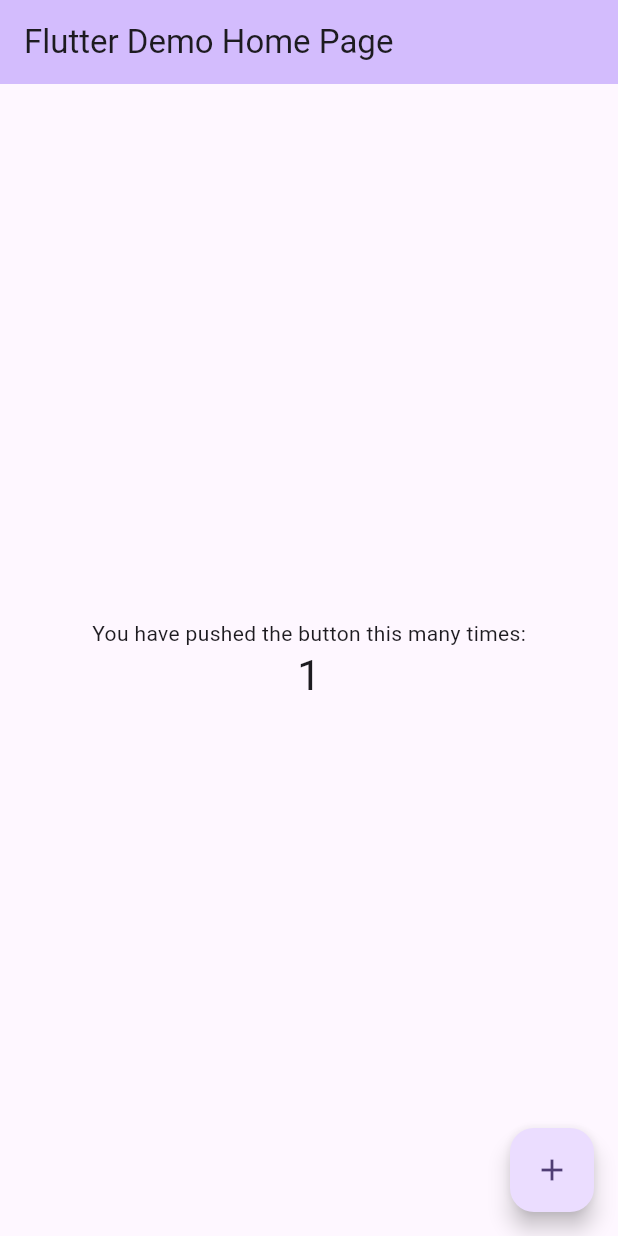
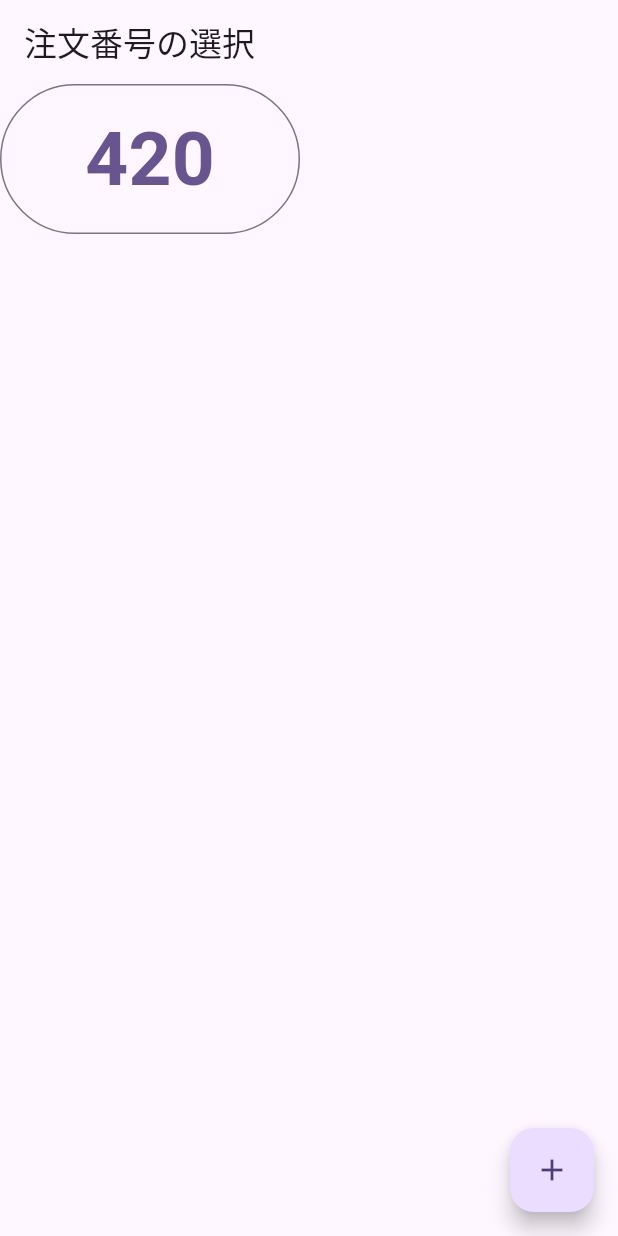
Before and after one commit to MukPan/cash_register_app, a Flutter app: the screen it shows after launch, after a tap on the "add" icon, on a phone screen of 412 x 824 dp. Run offline on Flutter 3.47's test engine with Material 2 defaults, Android fonts, the phone set to English and light mode, and no system bars; our stand-ins replace flutter_hooks, hooks_riverpod.

Commit message:
add: 注文番号の選択画面の追加

```diff
--- /dev/null
+++ b/lib/cash_register_page.dart
@@ -0,0 +1,20 @@
+import 'package:flutter/material.dart';
+
+class CashRegisterPage extends StatefulWidget {
+  const CashRegisterPage({Key? key}) : super(key: key);
+
+  @override
+  State<CashRegisterPage> createState() => _CashRegisterPageState();
+}
+
+class _CashRegisterPageState extends State<CashRegisterPage> {
+  @override
+  Widget build(BuildContext context) {
+    return Scaffold(
+        appBar: AppBar(
+          title: const Text("お会計"),
+        ),
+        body: Container()
+    );
+  }
+}
--- /dev/null
+++ b/lib/component/order_list_context.dart
@@ -0,0 +1,24 @@
+import 'package:flutter/material.dart';
+import 'package:hooks_riverpod/hooks_riverpod.dart';
+
+import '../main.dart';
+import 'order_num_btn.dart';
+
+///注文番号リストWidget
+class OrderListContext extends HookConsumerWidget {
+  const OrderListContext({Key? key}) : super(key: key);
+
+  @override
+  Widget build(BuildContext context, WidgetRef ref) {
+    //プロバイダーからリストを取り出す
+    List<int> orderNumList = ref.watch(orderNumListProvider);
+
+    return Wrap(
+      spacing: 50,
+      runSpacing: 50,
+      children: orderNumList
+          .map((orderNum) => OrderNumBtn(orderNum: orderNum))
+          .toList(growable: false),
+    );
+  }
+}
--- /dev/null
+++ b/lib/component/order_num_btn.dart
@@ -0,0 +1,22 @@
+import 'package:flutter/material.dart';
+
+class OrderNumBtn extends StatelessWidget {
+  const OrderNumBtn({Key? key, required this.orderNum}) : super(key: key);
+
+  final int orderNum;
+
+  @override
+  Widget build(BuildContext context) {
+    return OutlinedButton(
+        onPressed: () => {},
+        style: OutlinedButton.styleFrom(minimumSize: const Size(200, 100)),
+        child: Text(
+          orderNum.toString(),
+          style: const TextStyle(
+              fontSize: 50,
+              fontWeight: FontWeight.bold
+          ),
+        )
+    );
+  }
+}
--- a/lib/main.dart
+++ b/lib/main.dart
@@ -1,125 +1,70 @@
+import 'dart:math' as math;
+
 import 'package:flutter/material.dart';
+import 'package:hooks_riverpod/hooks_riverpod.dart';
+import 'package:flutter_hooks/flutter_hooks.dart';
 
+import 'component/order_list_context.dart';
+import 'provider/order_num_list_notifier.dart';
+
+//プロバイダー
+final orderNumListProvider
+= StateNotifierProvider<OrderNumListNotifier, List<int>>((ref) => OrderNumListNotifier());
+
+///main関数
 void main() {
-  runApp(const MyApp());
+  runApp(
+      const ProviderScope(child: MyApp())
+  );
 }
 
 class MyApp extends StatelessWidget {
   const MyApp({super.key});
 
-  // This widget is the root of your application.
   @override
   Widget build(BuildContext context) {
     return MaterialApp(
       title: 'Flutter Demo',
       theme: ThemeData(
-        // This is the theme of your application.
-        //
-        // TRY THIS: Try running your application with "flutter run". You'll see
-        // the application has a blue toolbar. Then, without quitting the app,
-        // try changing the seedColor in the colorScheme below to Colors.green
-        // and then invoke "hot reload" (save your changes or press the "hot
-        // reload" button in a Flutter-supported IDE, or press "r" if you used
-        // the command line to start the app).
-        //
-        // Notice that the counter didn't reset back to zero; the application
-        // state is not lost during the reload. To reset the state, use hot
-        // restart instead.
-        //
-        // This works for code too, not just values: Most code changes can be
-        // tested with just a hot reload.
         colorScheme: ColorScheme.fromSeed(seedColor: Colors.deepPurple),
         useMaterial3: true,
       ),
-      home: const MyHomePage(title: 'Flutter Demo Home Page'),
+      home: const MyHomePage(),
     );
   }
 }
 
+///ホーム
 class MyHomePage extends StatefulWidget {
-  const MyHomePage({super.key, required this.title});
-
-  // This widget is the home page of your application. It is stateful, meaning
-  // that it has a State object (defined below) that contains fields that affect
-  // how it looks.
-
-  // This class is the configuration for the state. It holds the values (in this
-  // case the title) provided by the parent (in this case the App widget) and
-  // used by the build method of the State. Fields in a Widget subclass are
-  // always marked "final".
-
-  final String title;
+  const MyHomePage({super.key});
 
   @override
   State<MyHomePage> createState() => _MyHomePageState();
 }
 
+
+///ホームの状態
 class _MyHomePageState extends State<MyHomePage> {
-  int _counter = 0;
-
-  void _incrementCounter() {
-    setState(() {
-      // This call to setState tells the Flutter framework that something has
-      // changed in this State, which causes it to rerun the build method below
-      // so that the display can reflect the updated values. If we changed
-      // _counter without calling setState(), then the build method would not be
-      // called again, and so nothing would appear to happen.
-      _counter++;
-    });
-  }
 
   @override
   Widget build(BuildContext context) {
-    // This method is rerun every time setState is called, for instance as done
-    // by the _incrementCounter method above.
-    //
-    // The Flutter framework has been optimized to make rerunning build methods
-    // fast, so that you can just rebuild anything that needs updating rather
-    // than having to individually change instances of widgets.
     return Scaffold(
       appBar: AppBar(
-        // TRY THIS: Try changing the color here to a specific color (to
-        // Colors.amber, perhaps?) and trigger a hot reload to see the AppBar
-        // change color while the other colors stay the same.
-        backgroundColor: Theme.of(context).colorScheme.inversePrimary,
-        // Here we take the value from the MyHomePage object that was created by
-        // the App.build method, and use it to set our appbar title.
-        title: Text(widget.title),
+        title: const Text('注文番号の選択'),
       ),
-      body: Center(
-        // Center is a layout widget. It takes a single child and positions it
-        // in the middle of the parent.
-        child: Column(
-          // Column is also a layout widget. It takes a list of children and
-          // arranges them vertically. By default, it sizes itself to fit its
-          // children horizontally, and tries to be as tall as its parent.
-          //
-          // Column has various properties to control how it sizes itself and
-          // how it positions its children. Here we use mainAxisAlignment to
-          // center the children vertically; the main axis here is the vertical
-          // axis because Columns are vertical (the cross axis would be
-          // horizontal).
-          //
-          // TRY THIS: Invoke "debug painting" (choose the "Toggle Debug Paint"
-          // action in the IDE, or press "p" in the console), to see the
-          // wireframe for each widget.
-          mainAxisAlignment: MainAxisAlignment.center,
-          children: <Widget>[
-            const Text(
-              'You have pushed the button this many times:',
-            ),
-            Text(
-              '$_counter',
-              style: Theme.of(context).textTheme.headlineMedium,
-            ),
-          ],
-        ),
+      body: const OrderListContext(),
+
+      floatingActionButton: Consumer(
+        builder: (context, ref, child) {
+          return FloatingActionButton(
+              onPressed: () => {
+                ref.read(orderNumListProvider.notifier)
+                    .changeState([...ref.watch(orderNumListProvider), math.Random().nextInt(1000)])
+              },
+              child: const Icon(Icons.add)
+          );
+        },
       ),
-      floatingActionButton: FloatingActionButton(
-        onPressed: _incrementCounter,
-        tooltip: 'Increment',
-        child: const Icon(Icons.add),
-      ), // This trailing comma makes auto-formatting nicer for build methods.
     );
   }
 }
--- /dev/null
+++ b/lib/provider/order_num_list_notifier.dart
@@ -0,0 +1,18 @@
+import 'package:hooks_riverpod/hooks_riverpod.dart';
+
+///供給されるList
+class OrderNumListNotifier extends StateNotifier<List<int>> {
+  OrderNumListNotifier() : super([...emptyOrderNumList]);
+
+  //TODO: ここをfirestoreによって獲得する
+  ///空の注文番号リスト
+  static const List<int> emptyOrderNumList = <int>[];
+
+  ///状態を初期化
+  void initState() {
+    state = emptyOrderNumList;
+  }
+
+  ///状態を明示的に更新するメソッド
+  void changeState(state) => {this.state = state};
+}
--- a/pubspec.yaml
+++ b/pubspec.yaml
@@ -30,6 +30,8 @@ environment:
 dependencies:
   flutter:
     sdk: flutter
+  flutter_hooks: ^0.20.0
+  hooks_riverpod: ^2.3.8
 
 
   # The following adds the Cupertino Icons font to your application.
```
Also changed, not shown: pubspec.lock.
